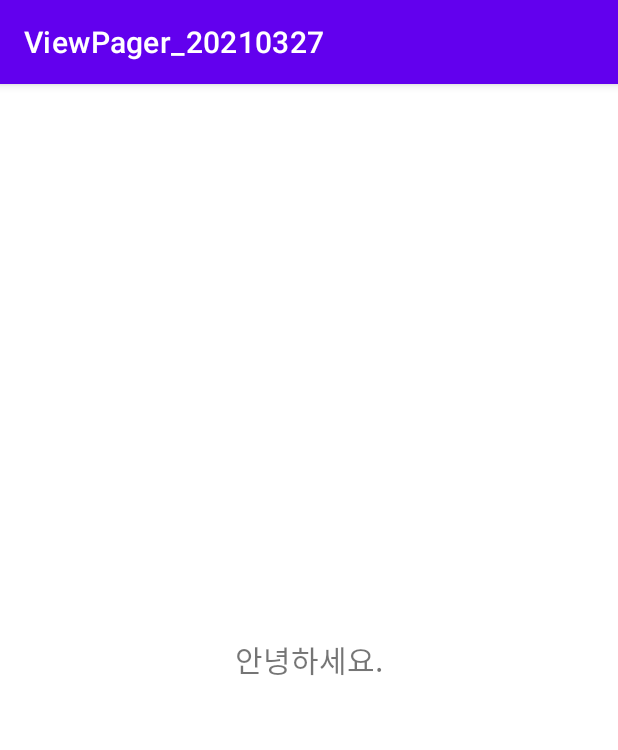
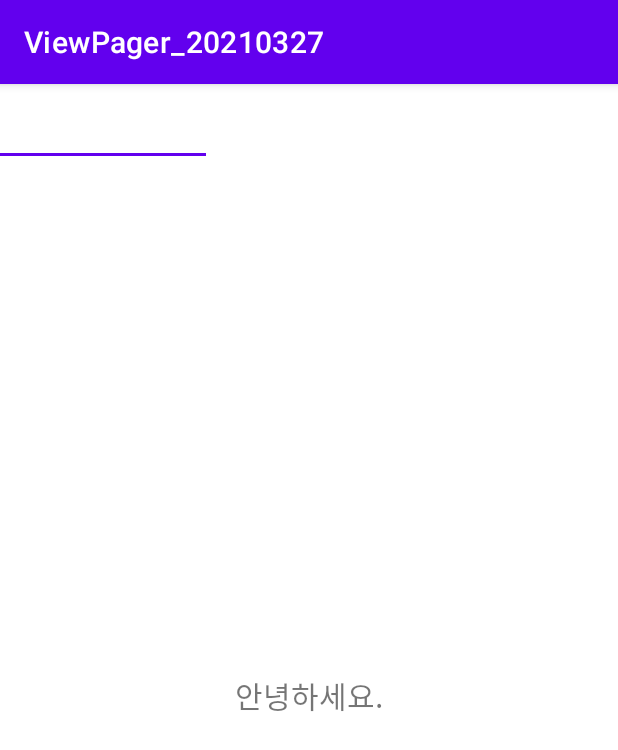
Before and after one commit to junho0615/ViewPager_20210327, an Android app: the screen it shows after launch (MainActivity), on a phone screen of 412 x 824 dp. Shown: the top 750 px of the screen. Run offline under Robolectric (Android 15) with nearby library versions, the phone set to English and light mode, and no system bars.

Commit message:
탭레이아웃_라이브러리_추가

```diff
--- a/app/src/main/java/com/neppplus/viewpager_20210327/MainActivity.kt
+++ b/app/src/main/java/com/neppplus/viewpager_20210327/MainActivity.kt
@@ -12,10 +12,12 @@ class MainActivity : AppCompatActivity() {
     override fun onCreate(savedInstanceState: Bundle?) {
         super.onCreate(savedInstanceState)
         setContentView(R.layout.activity_main)
+//        뷰페이저 어댑터 + ViewPager 조합
+        mvpa = MainViewPagerAdapter(supportFragmentManager)
+        mainViewPager.adapter = mvpa
 
-        mvpa = MainViewPagerAdapter(supportFragmentManager)
-
-        mainViewPager.adapter = mvpa
+//        ViewPager + TabLayout 조합
+        myTabLayout.setupWithViewPager(mainViewPager)
 
     }
 }
--- a/app/src/main/res/layout/activity_main.xml
+++ b/app/src/main/res/layout/activity_main.xml
@@ -7,6 +7,11 @@
     android:orientation="vertical"
     tools:context=".MainActivity">
 
+    <com.google.android.material.tabs.TabLayout
+        android:id="@+id/myTabLayout"
+        android:layout_width="match_parent"
+        android:layout_height="wrap_content" />
+
     <androidx.viewpager.widget.ViewPager
         android:id="@+id/mainViewPager"
         android:layout_width="match_parent"
```
